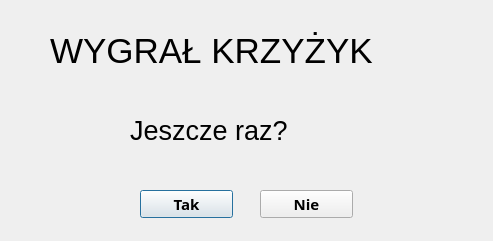
Before: the Qt Designer form resultwindow.ui in pkwasek08/Tic-Tac-Toe, drawn with Qt 5.
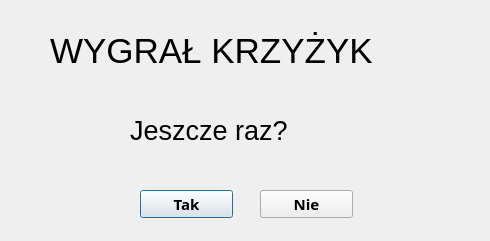
After: the same form once the commit is applied. Icons and pictures are not drawn.

```diff
--- a/resultwindow.ui
+++ b/resultwindow.ui
@@ -6,7 +6,7 @@
    <rect>
     <x>0</x>
     <y>0</y>
-    <width>493</width>
+    <width>490</width>
     <height>241</height>
    </rect>
   </property>
@@ -16,6 +16,12 @@
     <verstretch>0</verstretch>
    </sizepolicy>
   </property>
+  <property name="maximumSize">
+   <size>
+    <width>490</width>
+    <height>241</height>
+   </size>
+  </property>
   <property name="windowTitle">
    <string>Kółko i krzyżyk</string>
   </property>
```
Left out of the diff: 4 changed lines with no effect on the pictures.
